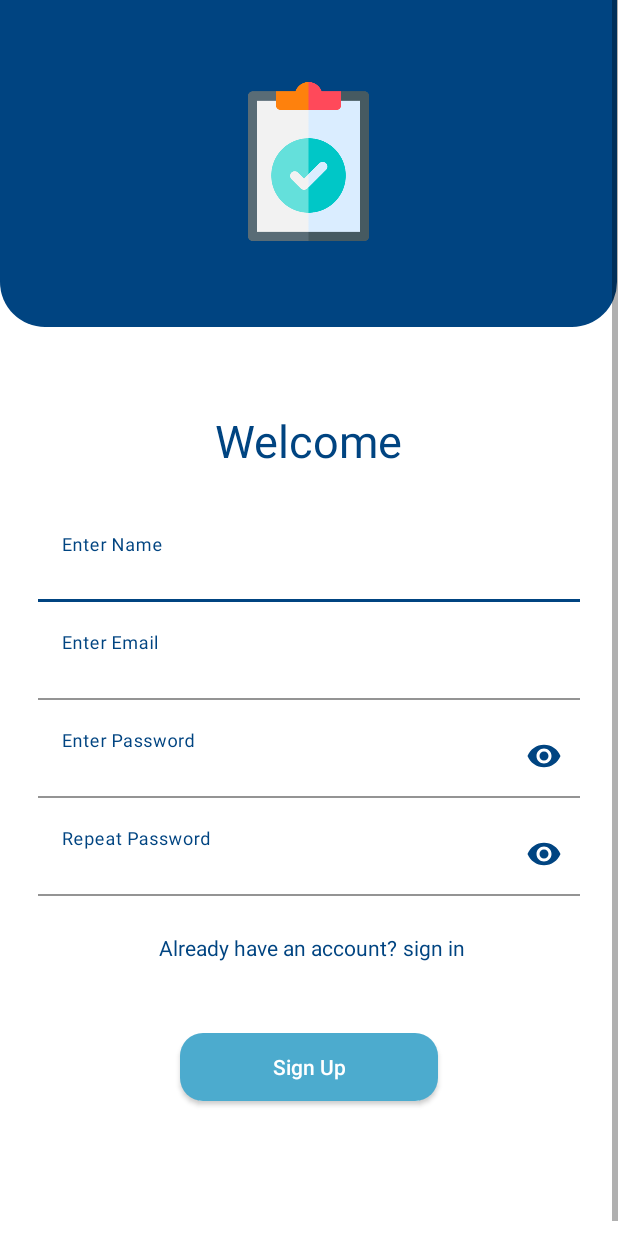
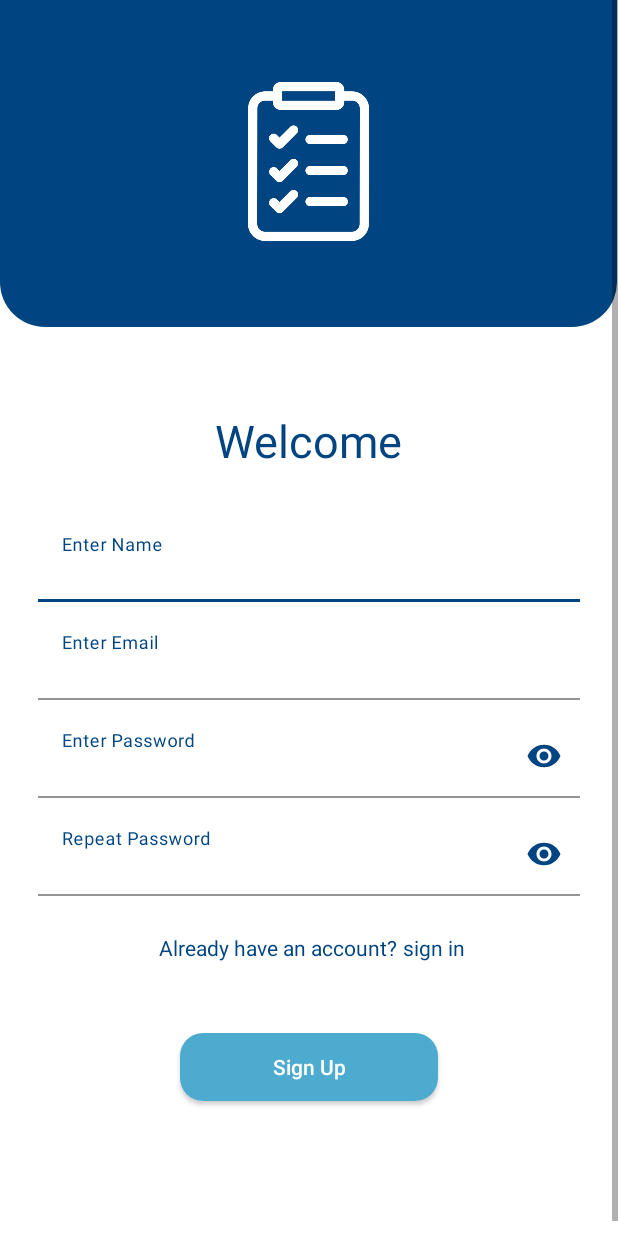
Before and after one commit to AleksandreGalogreBaramidze/TaskPlanner, an Android app: the fragment RegisterFragment shown on its own in the app's theme, on a phone screen of 412 x 824 dp. Run offline under Robolectric (Android 15) with nearby library versions, the phone set to English and light mode, and no system bars.

Commit message:
fixed issues

```diff
--- a/app/src/main/res/drawable/auth_button.xml
+++ b/app/src/main/res/drawable/auth_button.xml
@@ -1,5 +1,5 @@
 <?xml version="1.0" encoding="utf-8"?>
 <shape xmlns:android="http://schemas.android.com/apk/res/android">
-    <solid android:color="#4CABCE"/>
+    <solid android:color="@color/buttons_color"/>
     <corners android:radius="15dp"/>
 </shape>
--- a/app/src/main/res/drawable/auth_page_blue_background.xml
+++ b/app/src/main/res/drawable/auth_page_blue_background.xml
@@ -1,6 +1,6 @@
 <?xml version="1.0" encoding="utf-8"?>
 <shape xmlns:android="http://schemas.android.com/apk/res/android">
-    <solid android:color="#004481" />
+    <solid android:color="@color/main_color" />
     <corners android:bottomRightRadius="30dp"
         android:bottomLeftRadius="30dp"/>
 </shape>
--- a/app/src/main/res/drawable/circular_button.xml
+++ b/app/src/main/res/drawable/circular_button.xml
@@ -1,6 +1,6 @@
 <?xml version="1.0" encoding="utf-8"?>
 <shape xmlns:android="http://schemas.android.com/apk/res/android">
-    <solid android:color="#4CABCE"/>
+    <solid android:color="@color/buttons_color"/>
     <size android:width="65dp" android:height="65dp"/>
     <corners android:radius="180dp"/>
 </shape>
--- a/app/src/main/res/drawable/splash_back_ground.xml
+++ b/app/src/main/res/drawable/splash_back_ground.xml
@@ -1,4 +1,4 @@
 <?xml version="1.0" encoding="utf-8"?>
 <shape xmlns:android="http://schemas.android.com/apk/res/android">
-       <solid android:color="#004481" />
+       <solid android:color="@color/main_color" />
 </shape>
--- a/app/src/main/res/layout/register_fragment.xml
+++ b/app/src/main/res/layout/register_fragment.xml
@@ -41,7 +41,7 @@
             android:layout_height="wrap_content"
             android:layout_marginTop="55dp"
             android:text="@string/welcome"
-            android:textColor="@color/statusTextColors"
+            android:textColor="@color/main_color"
             android:textSize="30sp"
             app:layout_constraintEnd_toEndOf="parent"
             app:layout_constraintStart_toStartOf="parent"
@@ -66,7 +66,7 @@
                 android:inputType="textEmailAddress"
                 android:maxLines="1"
                 android:singleLine="true"
-                android:textColor="@color/statusTextColors"
+                android:textColor="@color/main_color"
                 android:textSize="15sp"
                 tools:text="Sandro Galogre" />
 
@@ -85,19 +85,19 @@
             app:layout_constraintTop_toBottomOf="@+id/enterNameTextInputLayout">
 
             <com.google.android.material.textfield.TextInputEditText
-                android:id="@+id/etEmail"
+                android:id="@+id/enterEmailEditText"
                 android:layout_width="match_parent"
                 android:layout_height="wrap_content"
                 android:inputType="textEmailAddress"
                 android:maxLines="1"
                 android:singleLine="true"
-                android:textColor="@color/statusTextColors"
+                android:textColor="@color/main_color"
                 android:textSize="15sp"
                 tools:text="Aleksandre.galogrebaramidze@space.ge" />
         </com.google.android.material.textfield.TextInputLayout>
 
         <com.google.android.material.textfield.TextInputLayout
-            android:id="@+id/textInputLayout2"
+            android:id="@+id/enterPasswordTExtInputLayout"
             style="@style/TextInputLayoutTheme"
             android:layout_width="match_parent"
             android:layout_height="60dp"
@@ -109,7 +109,7 @@
             app:layout_constraintStart_toStartOf="parent"
             app:layout_constraintTop_toBottomOf="@+id/enterEmailTextInputLayout"
             app:passwordToggleEnabled="true"
-            app:passwordToggleTint="@color/statusTextColors">
+            app:passwordToggleTint="@color/main_color">
 
             <com.google.android.material.textfield.TextInputEditText
                 android:id="@+id/passwordEditText"
@@ -118,7 +118,7 @@
                 android:inputType="textPassword"
                 android:maxLines="1"
                 android:singleLine="true"
-                android:textColor="@color/statusTextColors"
+                android:textColor="@color/main_color"
                 android:textSize="15sp"
                 tools:text="paroli" />
         </com.google.android.material.textfield.TextInputLayout>
@@ -134,9 +134,9 @@
             app:layout_constraintEnd_toEndOf="parent"
             app:layout_constraintHorizontal_bias="0.50"
             app:layout_constraintStart_toStartOf="parent"
-            app:layout_constraintTop_toBottomOf="@+id/textInputLayout2"
+            app:layout_constraintTop_toBottomOf="@+id/enterPasswordTExtInputLayout"
             app:passwordToggleEnabled="true"
-            app:passwordToggleTint="@color/statusTextColors">
+            app:passwordToggleTint="@color/main_color">
 
             <com.google.android.material.textfield.TextInputEditText
                 android:id="@+id/repeatPasswordEditText"
@@ -145,7 +145,7 @@
                 android:inputType="textPassword"
                 android:maxLines="1"
                 android:singleLine="true"
-                android:textColor="#004481"
+                android:textColor="@color/main_color"
                 android:textSize="15sp"
                 tools:text="paroli" />
         </com.google.android.material.textfield.TextInputLayout>
@@ -157,7 +157,7 @@
             android:layout_marginStart="4dp"
             android:layout_marginTop="20dp"
             android:text="@string/sign_in"
-            android:textColor="@color/statusTextColors"
+            android:textColor="@color/main_color"
             app:layout_constraintEnd_toEndOf="parent"
             app:layout_constraintHorizontal_bias="0.0"
             app:layout_constraintStart_toEndOf="@+id/alreadyHaveAccount"
@@ -170,7 +170,7 @@
             android:layout_marginStart="2dp"
             android:layout_marginTop="20dp"
             android:text="@string/already_have_an_account"
-            android:textColor="@color/statusTextColors"
+            android:textColor="@color/main_color"
             app:layout_constraintEnd_toEndOf="parent"
             app:layout_constraintHorizontal_bias="0.414"
             app:layout_constraintStart_toStartOf="parent"
--- a/app/src/main/res/layout/splash_fragment.xml
+++ b/app/src/main/res/layout/splash_fragment.xml
@@ -8,7 +8,7 @@
 
 
     <ImageView
-        android:id="@+id/imageView"
+        android:id="@+id/splashScreenBackGroundImageView"
         android:layout_width="0dp"
         android:layout_height="0dp"
         android:src="@drawable/splash_back_ground"
@@ -18,11 +18,11 @@
         app:layout_constraintTop_toTopOf="parent" />
 
     <ImageView
-        android:id="@+id/imageView2"
+        android:id="@+id/splashLogoImageView"
         android:layout_width="216dp"
         android:layout_height="247dp"
         android:src="@drawable/task"
-        app:layout_constraintBottom_toBottomOf="@+id/imageView"
+        app:layout_constraintBottom_toBottomOf="@+id/splashScreenBackGroundImageView"
         app:layout_constraintEnd_toEndOf="parent"
         app:layout_constraintStart_toStartOf="parent"
         app:layout_constraintTop_toTopOf="parent" />
--- a/app/src/main/res/values/colors.xml
+++ b/app/src/main/res/values/colors.xml
@@ -9,6 +9,7 @@
     <color name="white">#FFFFFFFF</color>
     <color name="background_color">#004481</color>
     <color name="sing_in_color">#087AE1</color>
-    <color name="statusTextColors">#004481</color>
-    <color name="homebackgroundcolor">#E5F0F6</color>
+    <color name="main_color">#004481</color>
+    <color name="home_background_color">#E5F0F6</color>
+    <color name="buttons_color">#4CABCE</color>
 </resources>
```
Also changed, not shown: app/src/main/res/layout/home_fragment.xml (+6 -6 lines), app/src/main/res/layout/login_fragment.xml (+6 -6 lines), app/src/main/res/drawable/task.png.
